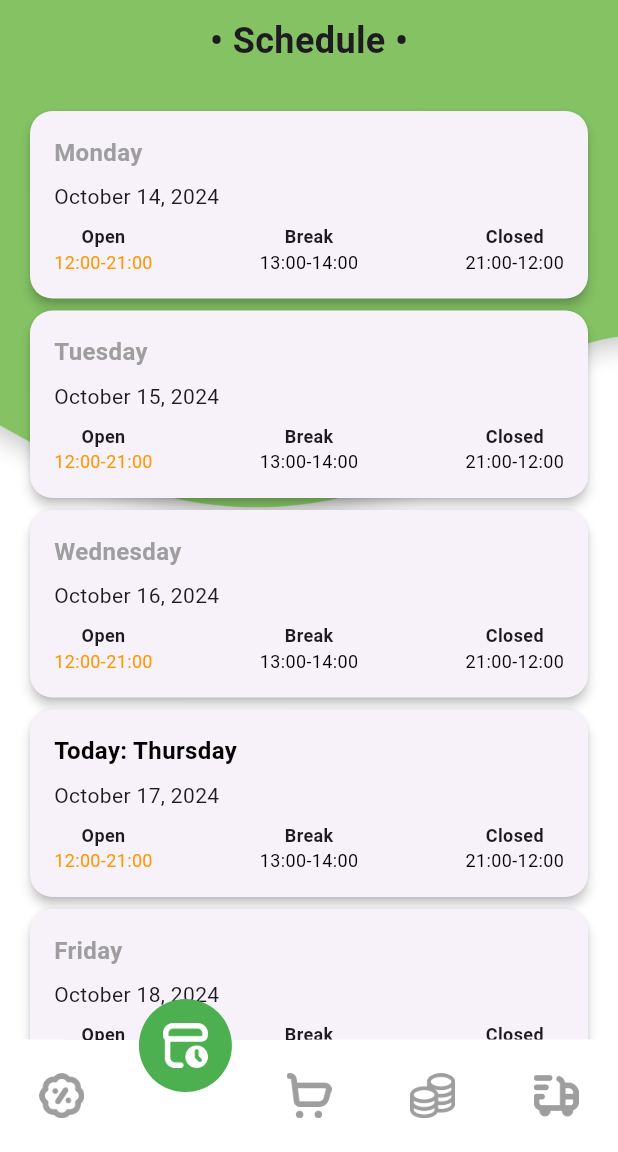
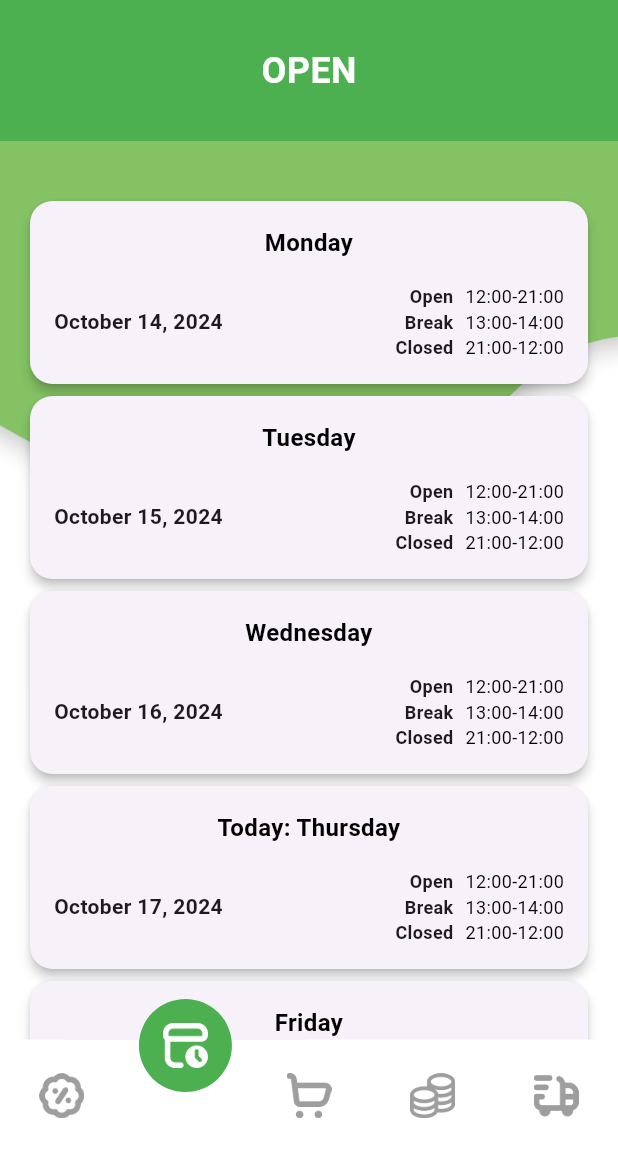
Before and after one commit to UCADevvCllub/canteen, a Flutter app: the screen it shows after launch, item 2 of the bottom bar chosen, on a phone screen of 412 x 824 dp, the part 84-1236 px from its top. Run offline on Flutter 3.47's test engine with Material 3 defaults, Android fonts, the phone set to English and light mode, and no system bars; drawn by our look-alikes of curved_navigation_bar; our stand-ins replace auto_route, cloud_firestore, firebase_auth, firebase_core, get_it; accounts and stored records are empty.

Commit message:
completed code

```diff
--- a/lib/presentation/pages/home/schedule/schedule_page.dart
+++ b/lib/presentation/pages/home/schedule/schedule_page.dart
@@ -9,8 +9,6 @@ class SchedulePage extends StatefulWidget {
 }
 
 class _SchedulePageState extends State<SchedulePage> {
-  String status = ''; // Статус ("Open", "Break", "Closed")
-
   final List<Map<String, String>> weeklySchedule = [
     {"day": "Monday", "date": "October 14, 2024"},
     {"day": "Tuesday", "date": "October 15, 2024"},
@@ -21,29 +19,10 @@ class _SchedulePageState extends State<SchedulePage> {
     {"day": "Sunday", "date": "October 20, 2024"},
   ];
 
-  Future<void> _onRefresh() async {
-    // Имитация обновления данных (2 секунды)
-    await Future.delayed(Duration(seconds: 2));
-
-    // Меняем статус (цикл между Open, Break и Closed)
-    setState(() {
-      if (status == '' || status == 'Closed') {
-        status = 'Open';
-      } else if (status == 'Open') {
-        status = 'Break';
-      } else if (status == 'Break') {
-        status = 'Closed';
-      }
-    });
-  }
-
   @override
   Widget build(BuildContext context) {
-    return RefreshIndicator(
-      onRefresh: _onRefresh,
-      child: Column(
+    return Column(
       children: [
-          if (status.isNotEmpty)
         Container(
           color: Colors.green,
           padding: EdgeInsets.all(20),
@@ -51,11 +30,11 @@ class _SchedulePageState extends State<SchedulePage> {
             child: Container(
               padding: EdgeInsets.symmetric(horizontal: 20, vertical: 10),
               decoration: BoxDecoration(
-                    color: _getStatusColor(),
+                color: Colors.green ,
                 borderRadius: BorderRadius.circular(50),
               ),
               child: Text(
-                    status,
+                'OPEN',
                 style: TextStyle(
                   fontSize: 24,
                   fontWeight: FontWeight.bold,
@@ -67,13 +46,7 @@ class _SchedulePageState extends State<SchedulePage> {
         ),
         Container(
           padding: EdgeInsets.symmetric(vertical: 10),
-            child: Text(
-              '• Schedule •',
-              style: TextStyle(
-                fontSize: 24,
-                fontWeight: FontWeight.bold,
-              ),
-            ),
+
         ),
         Expanded(
           child: ListView.builder(
@@ -87,7 +60,6 @@ class _SchedulePageState extends State<SchedulePage> {
           ),
         ),
       ],
-      ),
     );
   }
 
@@ -98,28 +70,51 @@ class _SchedulePageState extends State<SchedulePage> {
       child: Padding(
         padding: const EdgeInsets.all(16.0),
         child: Column(
-          crossAxisAlignment: CrossAxisAlignment.start,
+          mainAxisAlignment: MainAxisAlignment.spaceBetween,
           children: [
-            Text(
+            // Название дня недели (вверху по центру)
+            Center(
+              child: Text(
                 day,
                 style: TextStyle(
                   fontSize: 16,
                   fontWeight: FontWeight.bold,
-                color: day.startsWith('Today') ? Colors.black : Colors.grey,
+                  color: day.startsWith('Today') ? Colors.black : Colors.black,
+                ),
+                textAlign: TextAlign.center,
               ),
             ),
-            SizedBox(height: 8),
-            Text(
-              date,
-              style: TextStyle(fontSize: 14),
-            ),
-            SizedBox(height: 8),
+            SizedBox(height: 16), // Отступ между заголовком и нижней частью
+            // Нижняя часть: дата слева и время справа (или "Days off")
             Row(
               mainAxisAlignment: MainAxisAlignment.spaceBetween,
               children: [
-                _buildTimeDetail('Open', '12:00-21:00', Colors.orange),
+                // Дата слева
+                Text(
+                  date,
+                  style: TextStyle(
+                    fontSize: 14,
+                    fontWeight: FontWeight.bold,
+                  ),
+                ),
+                // Проверка для субботы и воскресенья
+                day == "Saturday" || day == "Sunday"
+                    ? Text(
+                  'Days off', // Текст для выходных
+                  style: TextStyle(
+                    fontSize: 14,
+                    fontWeight: FontWeight.bold,
+                    color: Colors.red,
+                  ),
+                )
+                    : Column(
+                  crossAxisAlignment: CrossAxisAlignment.end,
+                  children: [
+                    _buildTimeDetail('Open', '12:00-21:00', Colors.black),
                     _buildTimeDetail('Break', '13:00-14:00', Colors.black),
                     _buildTimeDetail('Closed', '21:00-12:00', Colors.black),
+                  ],
+                ),
               ],
             ),
           ],
@@ -129,12 +124,13 @@ class _SchedulePageState extends State<SchedulePage> {
   }
 
   Widget _buildTimeDetail(String label, String time, Color color) {
-    return Column(
+    return Row(
       children: [
         Text(
           label,
           style: TextStyle(fontSize: 12, fontWeight: FontWeight.bold),
         ),
+        SizedBox(width: 8),
         Text(
           time,
           style: TextStyle(
@@ -145,17 +141,4 @@ class _SchedulePageState extends State<SchedulePage> {
       ],
     );
   }
-
-  Color _getStatusColor() {
-    switch (status) {
-      case 'Open':
-        return Colors.orange;
-      case 'Break':
-        return Colors.brown;
-      case 'Closed':
-        return Colors.green;
-      default:
-        return Colors.transparent;
 }
-  }
-}
```
Also changed, not shown: lib/presentation/pages/home/schedule/widgets/WidgetsForSchedule.dart (added). Lines whose indentation alone changed are shown as unchanged.
